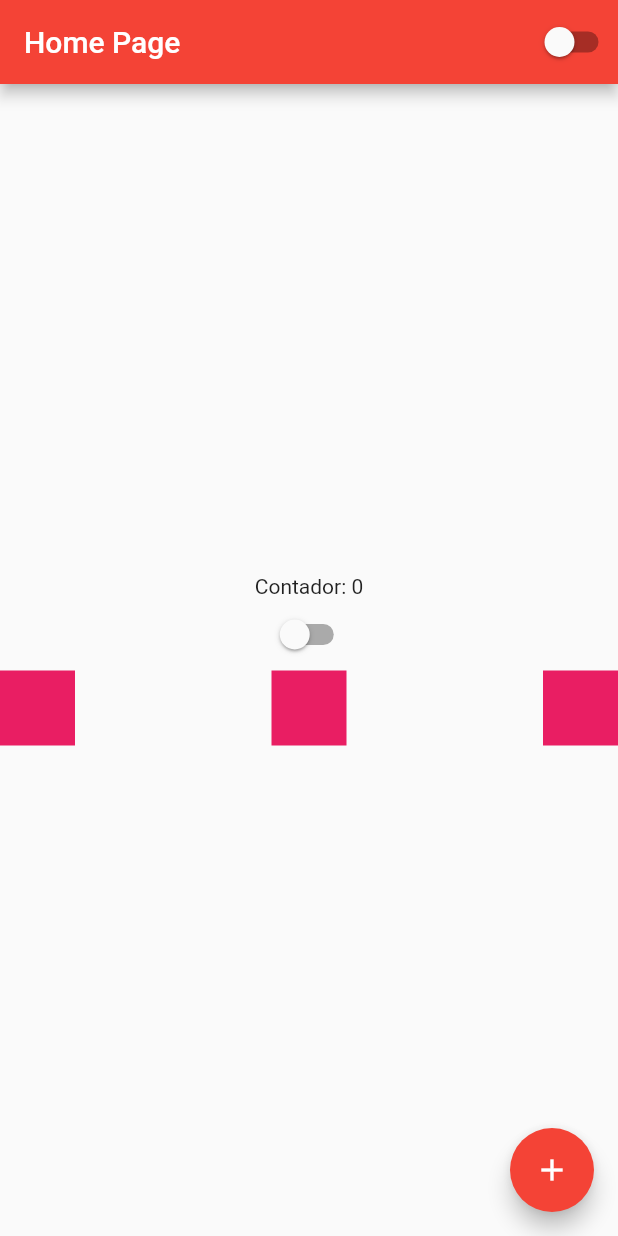
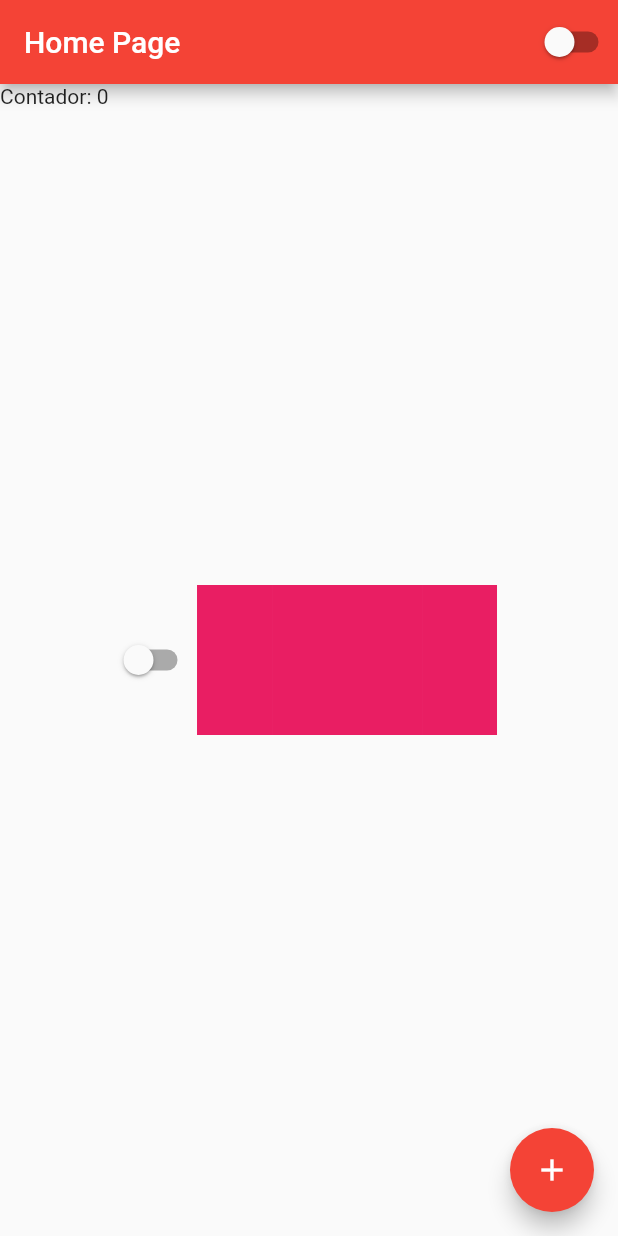
Before and after one commit to Luizgpp/Maratona-Flutter, a Flutter app: the screen it shows after launch, on a phone screen of 412 x 824 dp. Run offline on Flutter 3.47's test engine with Material 2 defaults, Android fonts, the phone set to English and light mode, and no system bars.

Commit message:
ListView com scrolldirection

```diff
--- a/PrimeiroProjeto/HelloWorld/lib/home_page.dart
+++ b/PrimeiroProjeto/HelloWorld/lib/home_page.dart
@@ -23,30 +23,33 @@ class HomePageState extends State<HomePage> {
       body: Container(
         height: double.infinity,
         width: double.infinity,
-        child: Column(
-          mainAxisAlignment: MainAxisAlignment.center,
+        child: ListView(
+          scrollDirection: Axis.horizontal,
           children: [
             Text('Contador: $counter'),
             CustomSwitchDarkTheme(),
             Row(
-              mainAxisAlignment: MainAxisAlignment.spaceBetween,
+              mainAxisAlignment: MainAxisAlignment.center,
               children: [
                 Container(
-                  height: 50,
+                  height: 100,
                   width: 50,
                   color: Colors.pink,
                 ),
                 Container(
-                  height: 50,
-                  width: 50,
+                  height: 100,
+                  width: 100,
                   color: Colors.pink,
                 ),
                 Container(
-                  height: 50,
+                  height: 100,
                   width: 50,
                   color: Colors.pink,
                 ),
               ],
+            ),
+            Container(
+              width: 150,
             ),
           ],
         ),
```
